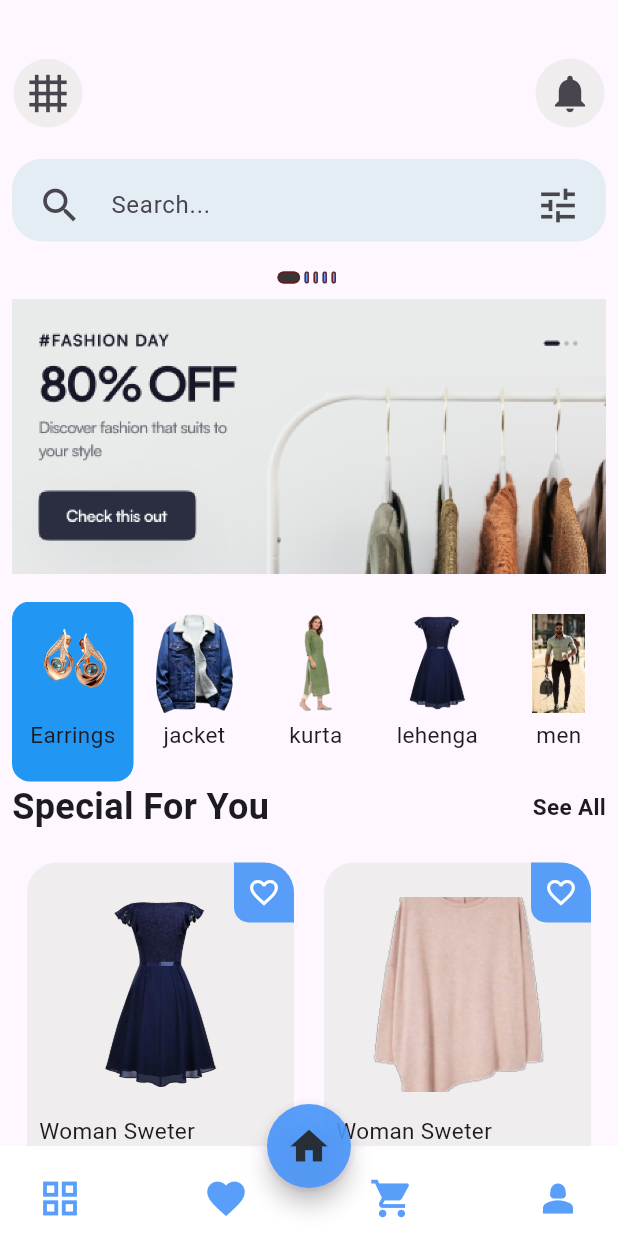
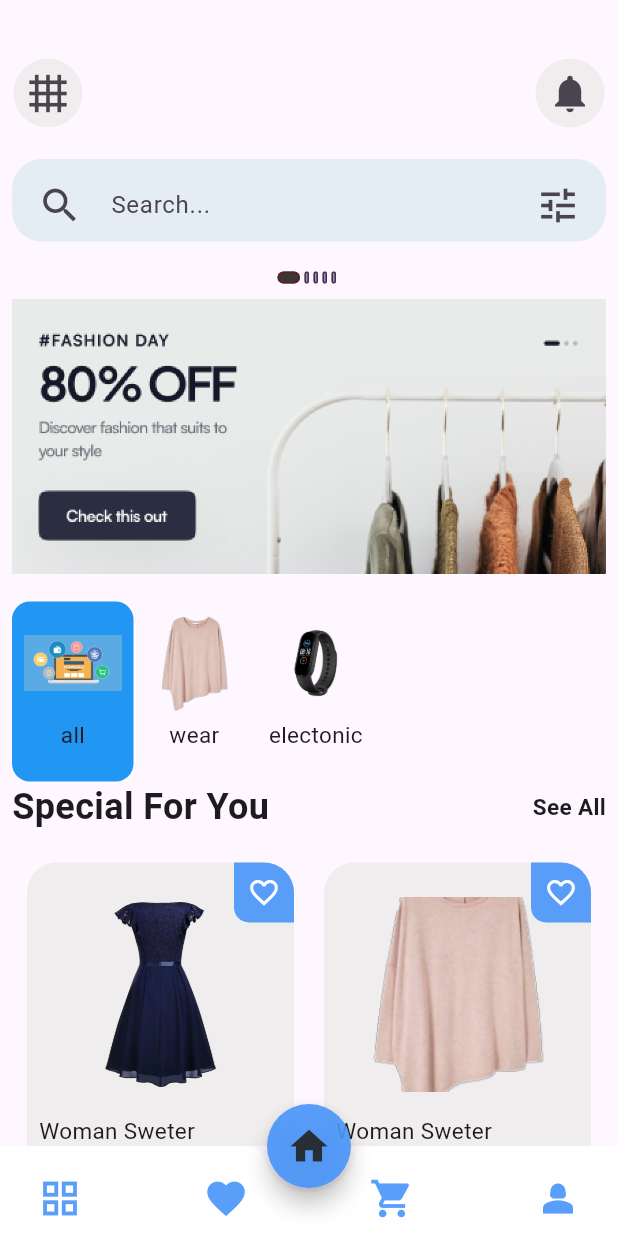
Before and after one commit to NesrineEid-prg/ECOM, a Flutter app: the screen it shows after launch, on a phone screen of 412 x 824 dp. Run offline on Flutter 3.47's test engine with Material 3 defaults, Android fonts, the phone set to English and light mode, and no system bars.

```diff
--- a/lib/model/categorie-model.dart
+++ b/lib/model/categorie-model.dart
@@ -8,16 +8,16 @@ class CategorieModel {
 }
 
 final List<CategorieModel> categories = [
-  CategorieModel(image: 'assets/images/earrings.png', title: 'Earrings'),
-  CategorieModel(image: 'assets/images/jacket.png', title: 'jacket'),
-  CategorieModel(image: 'assets/images/kurta.png', title: 'kurta'),
-  CategorieModel(image: 'assets/images/lehenga.png', title: 'lehenga'),
-  CategorieModel(image: 'assets/images/men.png', title: 'men'),
-  CategorieModel(image: 'assets/images/miband.jpg', title: 'miband'),
-  CategorieModel(
-      image: 'assets/images/necklace.png', title: 'necklace-jewellery'),
-  CategorieModel(image: 'assets/images/perfume.png', title: 'perfume'),
-  CategorieModel(
-      image: 'assets/images/sports shoes.png', title: 'sports shoes'),
-  CategorieModel(image: 'assets/images/wireless.png', title: 'wireless'),
+  // CategorieModel(image: 'assets/images/earrings.png', title: 'Earrings'),
+  CategorieModel(image: 'assets/images/slider3.png', title: 'all'),
+  // CategorieModel(image: 'assets/images/kurta.png', title: 'kurta'),
+  // CategorieModel(image: 'assets/images/lehenga.png', title: 'lehenga'),
+  // CategorieModel(image: 'assets/images/men.png', title: 'men'),
+
+  // CategorieModel(
+  //     image: 'assets/images/necklace.png', title: 'necklace-jewellery'),
+  // CategorieModel(image: 'assets/images/perfume.png', title: 'perfume'),
+  CategorieModel(image: 'assets/images/sweet.png', title: 'wear'),
+  CategorieModel(image: 'assets/images/miband.jpg', title: 'electonic'),
+  CategorieModel(image: 'assets/images/sports shoes.png', title: 'shoes'),
 ];
--- a/lib/model/product-model.dart
+++ b/lib/model/product-model.dart
@@ -95,6 +95,29 @@ final List<ProductModel> all = [
     rate: 4.0,
     quantity: 1,
   ),
+
+
+
+
+  ProductModel(
+    title: "Smart Watch",
+    description: ''' Elevate Your Everyday Style. The Sleek\n
+    Contoured Shape And Sporty Details Make These
+     Adidas Sneakers A Must-Have Addition To Your Collection.''',
+    image: "assets/images/sports shoes.png",
+    price: 55,
+    seller: "addidas",
+    colors: [
+      Colors.black,
+      Colors.amber,
+      Colors.purple,
+    ],
+    category: "Shoes",
+    review: "(30 Reviews)",
+    rate: 4.0,
+    quantity: 1,
+  ),
+
 ];
 final List<ProductModel> wear = [
   ProductModel(
@@ -168,3 +191,23 @@ final List<ProductModel> electronics = [
     quantity: 1,
   ),
 ];
+final List<ProductModel> shoes = [
+  ProductModel(
+    title: "Smart Watch",
+    description: ''' Elevate Your Everyday Style. The Sleek\n
+    Contoured Shape And Sporty Details Make These
+     Adidas Sneakers A Must-Have Addition To Your Collection.''',
+    image: "assets/images/sports shoes.png",
+    price: 55,
+    seller: "addidas",
+    colors: [
+      Colors.black,
+      Colors.amber,
+      Colors.purple,
+    ],
+    category: "Shoes",
+    review: "(30 Reviews)",
+    rate: 4.0,
+    quantity: 1,
+  ),
+];
--- a/lib/screen/home/home-page.dart
+++ b/lib/screen/home/home-page.dart
@@ -10,6 +10,7 @@ class HomePage extends StatefulWidget {
 class _HomePageState extends State<HomePage> {
   int currentIndex = 0;
   int selectedcat = 0;
+  int selectedIndex = 0;
 
   @override
   Widget build(BuildContext context) {
@@ -33,7 +34,53 @@ class _HomePageState extends State<HomePage> {
                       currentIndex = value;
                     });
                   }),
-              const CategrieWidget(),
+              SizedBox(
+                height: 120,
+                child: ListView.builder(
+                  itemCount: selectedCategories.length,
+                  scrollDirection: Axis.horizontal,
+                  itemBuilder: (context, index) {
+                    return GestureDetector(
+                      onTap: () {
+                        setState(() {
+                          selectedIndex = index;
+                        });
+                      },
+                      child: Container(
+                        decoration: BoxDecoration(
+                            borderRadius: BorderRadius.circular(12),
+                            color: selectedIndex == index
+                                ? Colors.blue
+                                : Colors.transparent),
+                        child: Padding(
+                          padding: const EdgeInsets.all(8.0),
+                          child: Column(
+                            children: [
+                              Container(
+                                width: 65,
+                                height: 66,
+                                decoration: BoxDecoration(
+                                    shape: BoxShape.rectangle,
+                                    image: DecorationImage(
+                                        image:
+                                            AssetImage(categories[index].image),
+                                        fit: BoxFit.contain)),
+                              ),
+                              const SizedBox(
+                                height: 4,
+                              ),
+                              Text(
+                                categories[index].title,
+                                style: const TextStyle(fontSize: 15),
+                              )
+                            ],
+                          ),
+                        ),
+                      ),
+                    );
+                  },
+                ),
+              ),
               const Row(
                 mainAxisAlignment: MainAxisAlignment.spaceBetween,
                 children: [
@@ -55,10 +102,10 @@ class _HomePageState extends State<HomePage> {
                       crossAxisCount: 2,
                       childAspectRatio: 0.78,
                       mainAxisSpacing: 20),
-                  itemCount: selectedCategories[selectedcat].length,
+                  itemCount: selectedCategories[selectedIndex].length,
                   itemBuilder: (context, index) {
                     return ProductCartWidget(
-                      product: selectedCategories[selectedcat][index],
+                      product: selectedCategories[selectedIndex][index],
                     );
                   }),
               const Row(children: [Text('')]),
```
